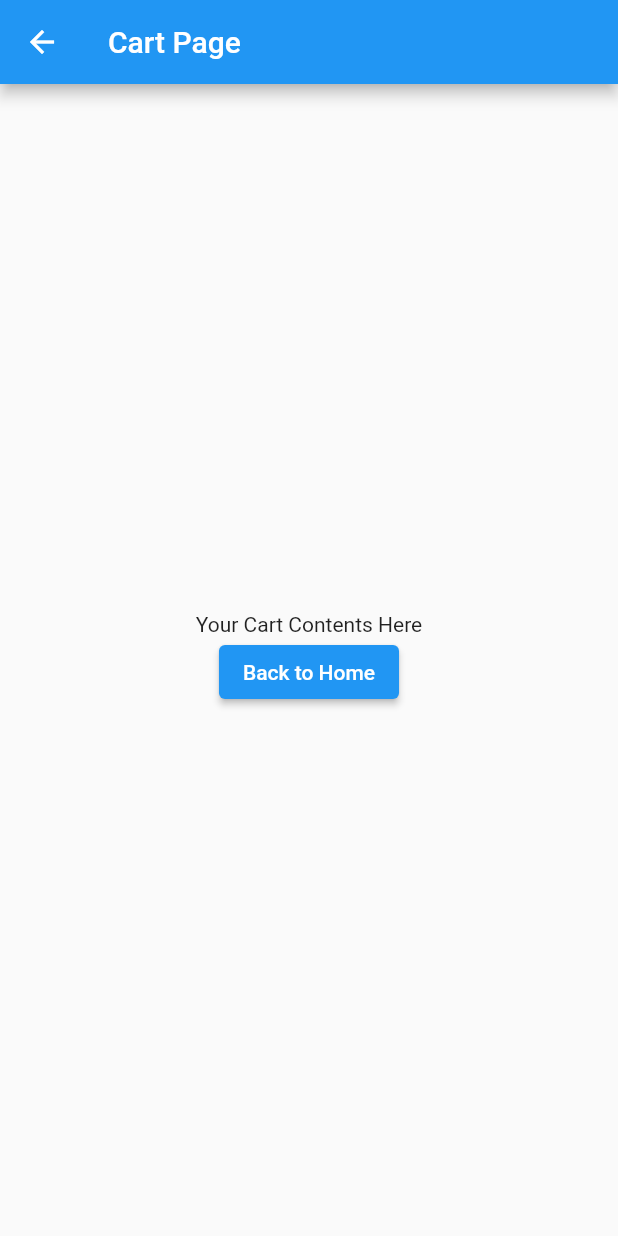
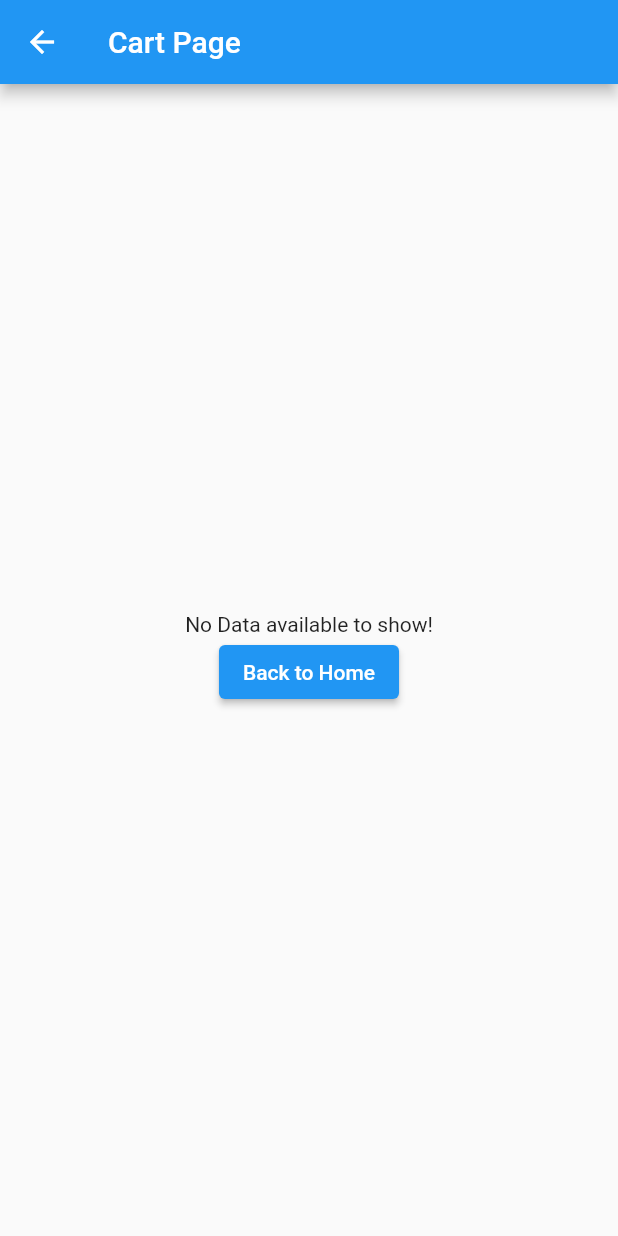
Before and after one commit to Hadiyahsaeed/MishalLab, a Flutter app: the CartPage screen opened directly, on a phone screen of 412 x 824 dp. Run offline on Flutter 3.47's test engine with Material 2 defaults, Android fonts, the phone set to English and light mode, and no system bars.

Commit message:
Updates in main.dart
Cart page changed

```diff
--- a/lib/main.dart
+++ b/lib/main.dart
@@ -279,7 +279,7 @@ class CartPage extends StatelessWidget {
         child: Column(
           mainAxisAlignment: MainAxisAlignment.center,
           children: [
-            const Text('Your Cart Contents Here'),
+            const Text('No Data available to show!'),
             ElevatedButton(
               onPressed: () {
                 // Navigate back to the home page when the back button is clicked
```
Also changed, not shown: pubspec.lock (added).
